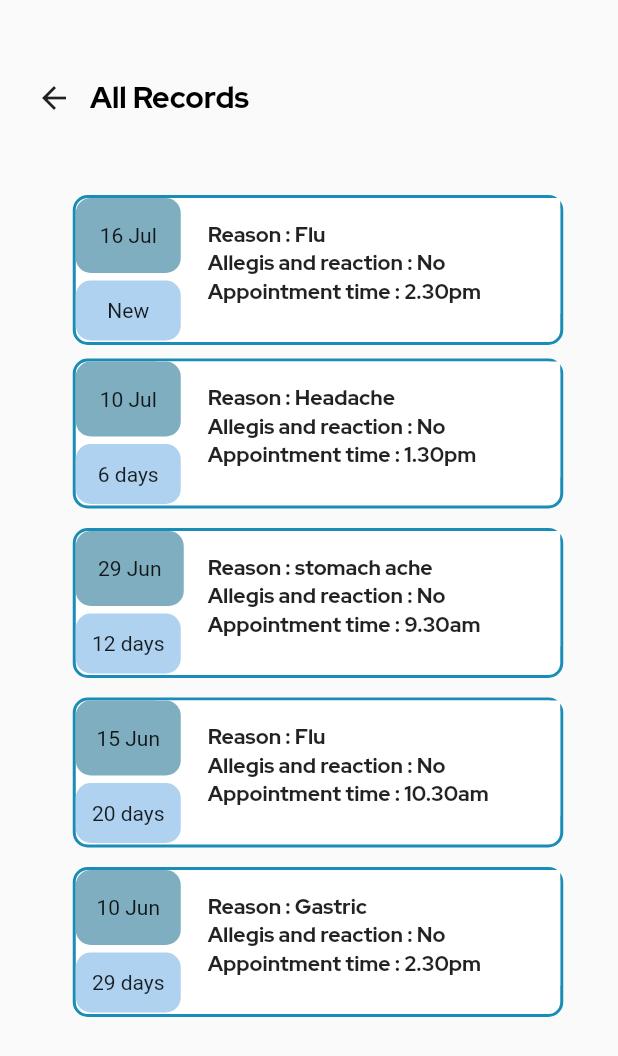
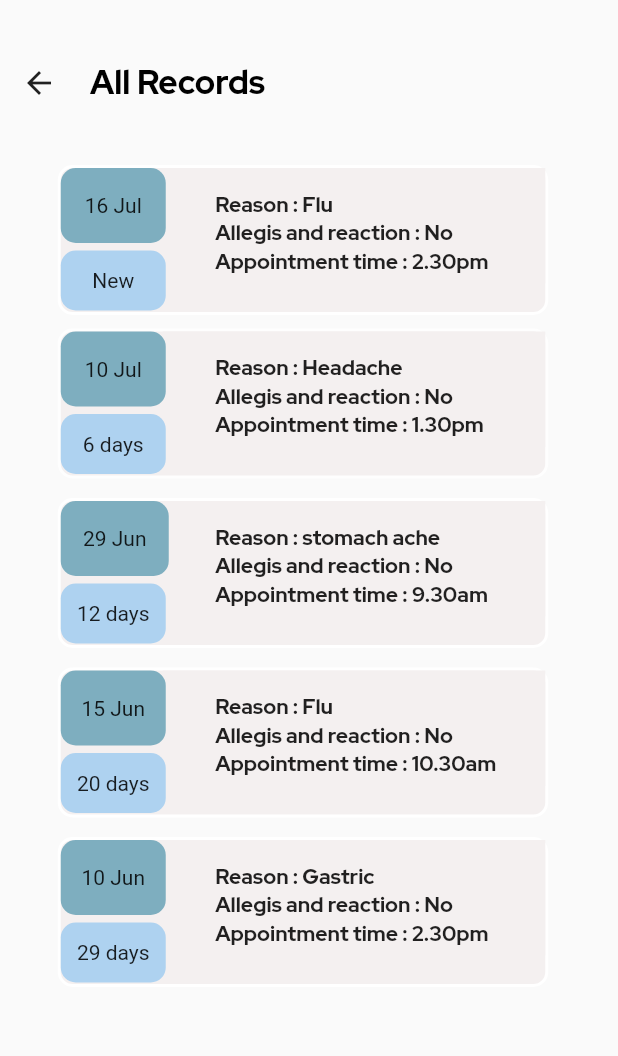
Before and after one commit to Senuk27/flutter_application_17, a Flutter app: the MyContainerApp widget shown alone on an empty page, opened directly, on a phone screen of 412 x 824 dp. Shown: the top 1056 px of the screen. Run offline on Flutter 3.47's test engine with Material 2 defaults, Android fonts, the phone set to English and light mode, and no system bars; our stand-ins replace flutter_rating_bar, table_calendar.

Commit message:
edited feedback page and record page

```diff
--- a/lib/pages/records.dart
+++ b/lib/pages/records.dart
@@ -1,4 +1,5 @@
 import 'package:flutter/material.dart';
+import 'package:flutter_application_17/pages/home_page.dart';
 
 class MyContainerApp extends StatelessWidget {
   const MyContainerApp({super.key});
@@ -7,20 +8,30 @@ class MyContainerApp extends StatelessWidget {
   Widget build(BuildContext context) {
     return Center(
       child: Padding(
-        padding: const EdgeInsets.only(left: 12),
+        padding: const EdgeInsets.only(left: 2, right: 10),
         child: Column(
           children: [
             Row(
               children: [
                 IconButton(
                   icon: const Icon(Icons.arrow_back),
-                  onPressed: () {},
+                  onPressed: () {
+                    Navigator.pushReplacement(
+                      context,
+                      MaterialPageRoute(
+                        builder: (context) => const HomePage(),
+                      ),
+                    );
+                  },
                 ),
-                const SizedBox(height: 130),
+                const SizedBox(
+                  height: 110,
+                  width: 10,
+                ),
                 const Text(
                   'All Records',
                   style: TextStyle(
-                    fontSize: 20,
+                    fontSize: 22,
                     fontWeight: FontWeight.bold,
                     color: Colors.black,
                     fontFamily: 'RedHatDisplay',
@@ -33,10 +44,10 @@ class MyContainerApp extends StatelessWidget {
               width: 327,
               height: 100,
               decoration: BoxDecoration(
-                  color: Colors.white,
+                  color: const Color.fromARGB(255, 244, 240, 240),
                   borderRadius: BorderRadius.circular(10),
                   border: Border.all(
-                      color: const Color.fromARGB(255, 25, 141, 182),
+                      color: const Color.fromARGB(255, 255, 255, 255),
                       width: 2)),
               child: Stack(
                 alignment: Alignment.topRight,
@@ -45,10 +56,10 @@ class MyContainerApp extends StatelessWidget {
                     crossAxisAlignment: CrossAxisAlignment.end,
                     children: [
                       Container(
-                        width: 270,
+                        width: 255,
                         padding: const EdgeInsets.only(
                             top: 15, bottom: 5, left: 35, right: 10),
-                        color: Colors.white,
+                        color: const Color.fromARGB(255, 244, 240, 240),
                         child: const Column(
                           crossAxisAlignment: CrossAxisAlignment.start,
                           children: [
@@ -129,10 +140,10 @@ class MyContainerApp extends StatelessWidget {
               width: 327,
               height: 100,
               decoration: BoxDecoration(
-                color: const Color.fromARGB(255, 255, 255, 255),
+                color: const Color.fromARGB(255, 244, 240, 240),
                 borderRadius: BorderRadius.circular(10),
                 border: Border.all(
-                    color: const Color.fromARGB(255, 25, 141, 182), width: 2),
+                    color: const Color.fromARGB(255, 254, 254, 254), width: 2),
               ),
               child: Stack(
                 alignment: Alignment.topRight,
@@ -141,10 +152,10 @@ class MyContainerApp extends StatelessWidget {
                     crossAxisAlignment: CrossAxisAlignment.end,
                     children: [
                       Container(
-                        width: 270,
+                        width: 255,
                         padding: const EdgeInsets.only(
                             top: 15, bottom: 5, left: 35, right: 10),
-                        color: Colors.white,
+                        color: const Color.fromARGB(255, 244, 240, 240),
                         child: const Column(
                           crossAxisAlignment: CrossAxisAlignment.start,
                           children: [
@@ -225,10 +236,10 @@ class MyContainerApp extends StatelessWidget {
               width: 327,
               height: 100,
               decoration: BoxDecoration(
-                color: Colors.white,
+                color: const Color.fromARGB(255, 244, 240, 240),
                 borderRadius: BorderRadius.circular(10),
                 border: Border.all(
-                    color: const Color.fromARGB(255, 25, 141, 182), width: 2),
+                    color: const Color.fromARGB(255, 255, 255, 255), width: 2),
               ),
               child: Stack(
                 alignment: Alignment.topRight,
@@ -237,10 +248,10 @@ class MyContainerApp extends StatelessWidget {
                     crossAxisAlignment: CrossAxisAlignment.end,
                     children: [
                       Container(
-                        width: 270,
+                        width: 255,
                         padding: const EdgeInsets.only(
                             top: 15, bottom: 5, left: 35, right: 10),
-                        color: Colors.white,
+                        color: const Color.fromARGB(255, 244, 240, 240),
                         child: const Column(
                           crossAxisAlignment: CrossAxisAlignment.start,
                           children: [
@@ -321,10 +332,10 @@ class MyContainerApp extends StatelessWidget {
               width: 327,
               height: 100,
               decoration: BoxDecoration(
-                color: Colors.white,
+                color: const Color.fromARGB(255, 244, 240, 240),
                 borderRadius: BorderRadius.circular(10),
                 border: Border.all(
-                    color: const Color.fromARGB(255, 25, 141, 182), width: 2),
+                    color: const Color.fromARGB(255, 255, 255, 255), width: 2),
               ),
               child: Stack(
                 alignment: Alignment.topRight,
@@ -333,10 +344,10 @@ class MyContainerApp extends StatelessWidget {
                     crossAxisAlignment: CrossAxisAlignment.end,
                     children: [
                       Container(
-                        width: 270,
+                        width: 255,
                         padding: const EdgeInsets.only(
                             top: 15, bottom: 5, left: 35, right: 10),
-                        color: Colors.white,
+                        color: const Color.fromARGB(255, 244, 240, 240),
                         child: const Column(
                           crossAxisAlignment: CrossAxisAlignment.start,
                           children: [
@@ -417,10 +428,10 @@ class MyContainerApp extends StatelessWidget {
               width: 327,
               height: 100,
               decoration: BoxDecoration(
-                color: Colors.white,
+                color: const Color.fromARGB(255, 244, 240, 240),
                 borderRadius: BorderRadius.circular(10),
                 border: Border.all(
-                    color: const Color.fromARGB(255, 25, 141, 182), width: 2),
+                    color: const Color.fromARGB(255, 255, 255, 255), width: 2),
               ),
               child: Stack(
                 alignment: Alignment.topRight,
@@ -429,10 +440,10 @@ class MyContainerApp extends StatelessWidget {
                     crossAxisAlignment: CrossAxisAlignment.end,
                     children: [
                       Container(
-                        width: 270,
+                        width: 255,
                         padding: const EdgeInsets.only(
                             top: 15, bottom: 5, left: 35, right: 10),
-                        color: Colors.white,
+                        color: const Color.fromARGB(255, 244, 240, 240),
                         child: const Column(
                           crossAxisAlignment: CrossAxisAlignment.start,
                           children: [
```
Also changed, not shown: lib/pages/SplashScreen.dart (+14 -1 lines), lib/pages/SplashScreen2.dart (+26 -1 lines), lib/pages/SplashScreen3.dart (+26 -1 lines), lib/pages/SplashScreen4.dart (+26 -2 lines), lib/pages/feedbacks.dart (+11 -11 lines).
